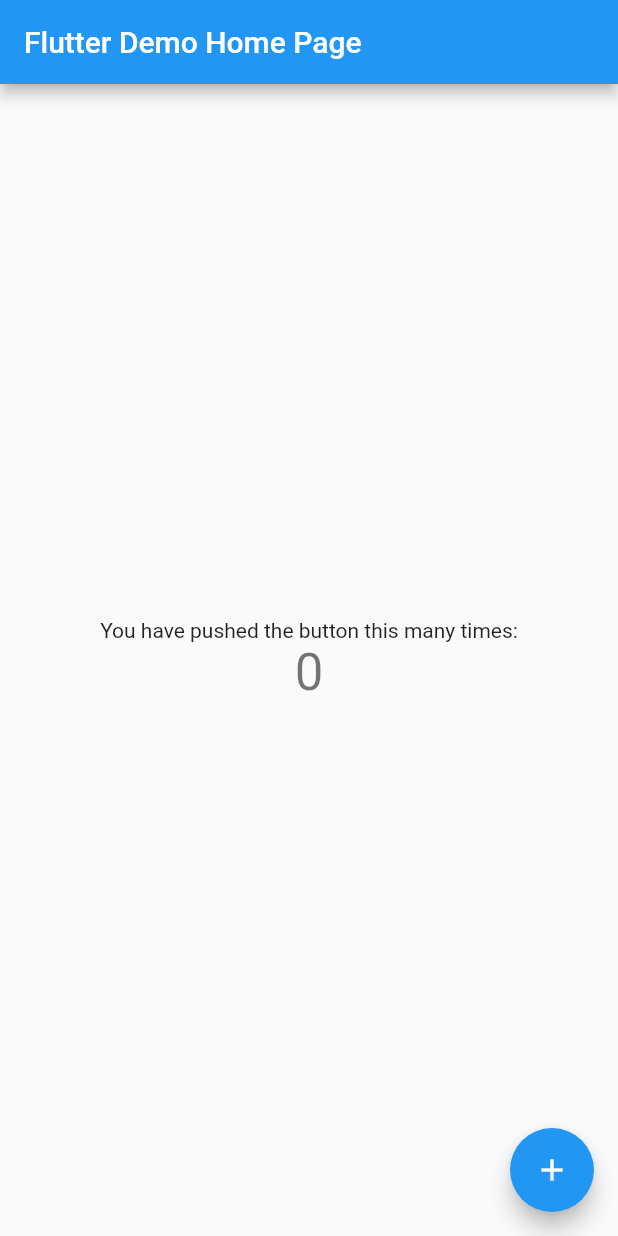
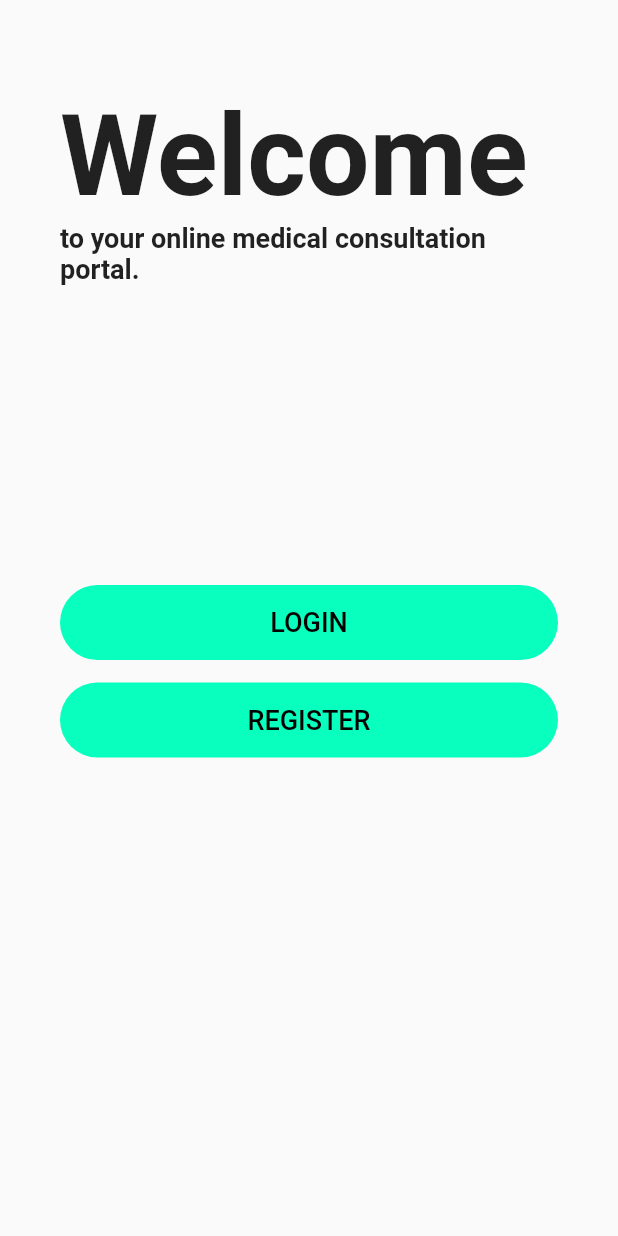
Before and after one commit to harshthakur066/Medline, a Flutter app: the screen it shows after launch, on a phone screen of 412 x 824 dp. Run offline on Flutter 3.47's test engine with Material 2 defaults, Android fonts, the phone set to English and light mode, and no system bars.

Commit message:
landing, signup, login page

```diff
--- a/lib/main.dart
+++ b/lib/main.dart
@@ -1,4 +1,5 @@
 import 'package:flutter/material.dart';
+import 'package:medline/pages/landing.dart';
 
 void main() {
   runApp(MyApp());
@@ -10,108 +11,12 @@ class MyApp extends StatelessWidget {
   Widget build(BuildContext context) {
     return MaterialApp(
       title: 'Flutter Demo',
+      debugShowCheckedModeBanner: false,
       theme: ThemeData(
-        // This is the theme of your application.
-        //
-        // Try running your application with "flutter run". You'll see the
-        // application has a blue toolbar. Then, without quitting the app, try
-        // changing the primarySwatch below to Colors.green and then invoke
-        // "hot reload" (press "r" in the console where you ran "flutter run",
-        // or simply save your changes to "hot reload" in a Flutter IDE).
-        // Notice that the counter didn't reset back to zero; the application
-        // is not restarted.
         primarySwatch: Colors.blue,
-        // This makes the visual density adapt to the platform that you run
-        // the app on. For desktop platforms, the controls will be smaller and
-        // closer together (more dense) than on mobile platforms.
         visualDensity: VisualDensity.adaptivePlatformDensity,
       ),
-      home: MyHomePage(title: 'Flutter Demo Home Page'),
+      home: LandingPage(),
     );
   }
 }
-
-class MyHomePage extends StatefulWidget {
-  MyHomePage({Key key, this.title}) : super(key: key);
-
-  // This widget is the home page of your application. It is stateful, meaning
-  // that it has a State object (defined below) that contains fields that affect
-  // how it looks.
-
-  // This class is the configuration for the state. It holds the values (in this
-  // case the title) provided by the parent (in this case the App widget) and
-  // used by the build method of the State. Fields in a Widget subclass are
-  // always marked "final".
-
-  final String title;
-
-  @override
-  _MyHomePageState createState() => _MyHomePageState();
-}
-
-class _MyHomePageState extends State<MyHomePage> {
-  int _counter = 0;
-
-  void _incrementCounter() {
-    setState(() {
-      // This call to setState tells the Flutter framework that something has
-      // changed in this State, which causes it to rerun the build method below
-      // so that the display can reflect the updated values. If we changed
-      // _counter without calling setState(), then the build method would not be
-      // called again, and so nothing would appear to happen.
-      _counter++;
-    });
-  }
-
-  @override
-  Widget build(BuildContext context) {
-    // This method is rerun every time setState is called, for instance as done
-    // by the _incrementCounter method above.
-    //
-    // The Flutter framework has been optimized to make rerunning build methods
-    // fast, so that you can just rebuild anything that needs updating rather
-    // than having to individually change instances of widgets.
-    return Scaffold(
-      appBar: AppBar(
-        // Here we take the value from the MyHomePage object that was created by
-        // the App.build method, and use it to set our appbar title.
-        title: Text(widget.title),
-      ),
-      body: Center(
-        // Center is a layout widget. It takes a single child and positions it
-        // in the middle of the parent.
-        child: Column(
-          // Column is also a layout widget. It takes a list of children and
-          // arranges them vertically. By default, it sizes itself to fit its
-          // children horizontally, and tries to be as tall as its parent.
-          //
-          // Invoke "debug painting" (press "p" in the console, choose the
-          // "Toggle Debug Paint" action from the Flutter Inspector in Android
-          // Studio, or the "Toggle Debug Paint" command in Visual Studio Code)
-          // to see the wireframe for each widget.
-          //
-          // Column has various properties to control how it sizes itself and
-          // how it positions its children. Here we use mainAxisAlignment to
-          // center the children vertically; the main axis here is the vertical
-          // axis because Columns are vertical (the cross axis would be
-          // horizontal).
-          mainAxisAlignment: MainAxisAlignment.center,
-          children: <Widget>[
-            Text(
-              'You have pushed the button this many times:',
-            ),
-            Text(
-              '$_counter',
-              style: Theme.of(context).textTheme.headline4,
-            ),
-          ],
-        ),
-      ),
-      floatingActionButton: FloatingActionButton(
-        onPressed: _incrementCounter,
-        tooltip: 'Increment',
-        child: Icon(Icons.add),
-      ), // This trailing comma makes auto-formatting nicer for build methods.
-    );
-  }
-}
--- /dev/null
+++ b/lib/pages/landing.dart
@@ -0,0 +1,66 @@
+import 'package:flutter/material.dart';
+import 'package:medline/pages/login.dart';
+import 'package:medline/pages/signup.dart';
+
+class LandingPage extends StatelessWidget {
+  @override
+  Widget build(BuildContext context) {
+    final phoneHeight = MediaQuery.of(context).size.height;
+    final phoneWidth = MediaQuery.of(context).size.width;
+    return Scaffold(
+      body: Container(
+        height: phoneHeight,
+        width: phoneWidth,
+        child: Padding(
+          padding: const EdgeInsets.all(40.0),
+          child: Column(
+            mainAxisAlignment: MainAxisAlignment.start,
+            crossAxisAlignment: CrossAxisAlignment.center,
+            children: <Widget>[
+              SizedBox(height: 20),
+              Column(
+                  crossAxisAlignment: CrossAxisAlignment.start,
+                  children: <Widget>[
+                    Text('Welcome',
+                        style: TextStyle(
+                            fontSize: 75, fontWeight: FontWeight.bold)),
+                    //SizedBox(height: 20),
+                    Text('to your online medical consultation portal.',
+                        style: TextStyle(
+                            fontWeight: FontWeight.bold, fontSize: 18)),
+                  ]),
+              SizedBox(height: 200),
+              MaterialButton(
+                onPressed: () {
+                  Navigator.of(context).push(MaterialPageRoute(builder: (context) => LoginScreen()));
+                },
+                child: Text('LOGIN',
+                    style: TextStyle(color: Colors.black, fontSize: 18)),
+                height: 50,
+                minWidth: double.infinity,
+                color: Color(0xFF08ffbd),
+                elevation: 0,
+                shape: RoundedRectangleBorder(
+                    borderRadius: BorderRadius.circular(50)),
+              ),
+              SizedBox(height: 15),
+              MaterialButton(
+                onPressed: () {
+                  Navigator.of(context).push(MaterialPageRoute(builder: (context) => SignupScreen()));
+                },
+                child: Text('REGISTER',
+                    style: TextStyle(color: Colors.black, fontSize: 18)),
+                height: 50,
+                minWidth: double.infinity,
+                color: Color(0xFF08ffbd),
+                elevation: 0,
+                shape: RoundedRectangleBorder(
+                    borderRadius: BorderRadius.circular(50)),
+              ),
+            ],
+          ),
+        ),
+      ),
+    );
+  }
+}
```
Also changed, not shown: lib/pages/login.dart (added, +113 -0 lines), lib/pages/signup.dart (added, +140 -0 lines), 1 other file.
